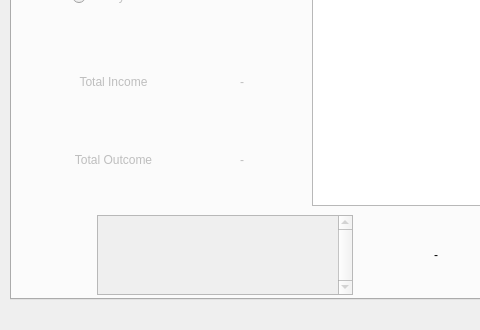
Above: mainwindow.ui from MacPiston/HomePot before the change; both pictures show x 0 to 480 and y 270 to 600 of the 800 by 600 pixel window. Below: the same form after it.
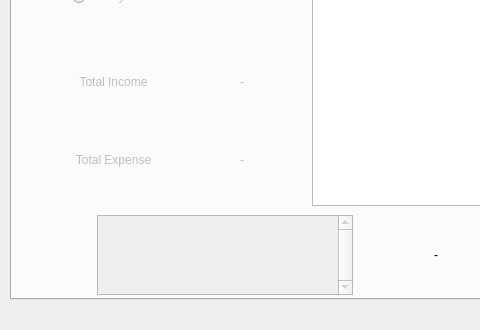
That is the form after the change. Custom widgets are drawn as their Qt base class.

```diff
--- a/mainwindow.ui
+++ b/mainwindow.ui
@@ -216,7 +216,7 @@
             <bool>false</bool>
            </property>
            <property name="text">
-            <string>Total Outcome</string>
+            <string>Total Expense</string>
            </property>
            <property name="alignment">
             <set>Qt::AlignCenter</set>
```
Left out of the diff: 2 changed lines with no effect on the pictures.
